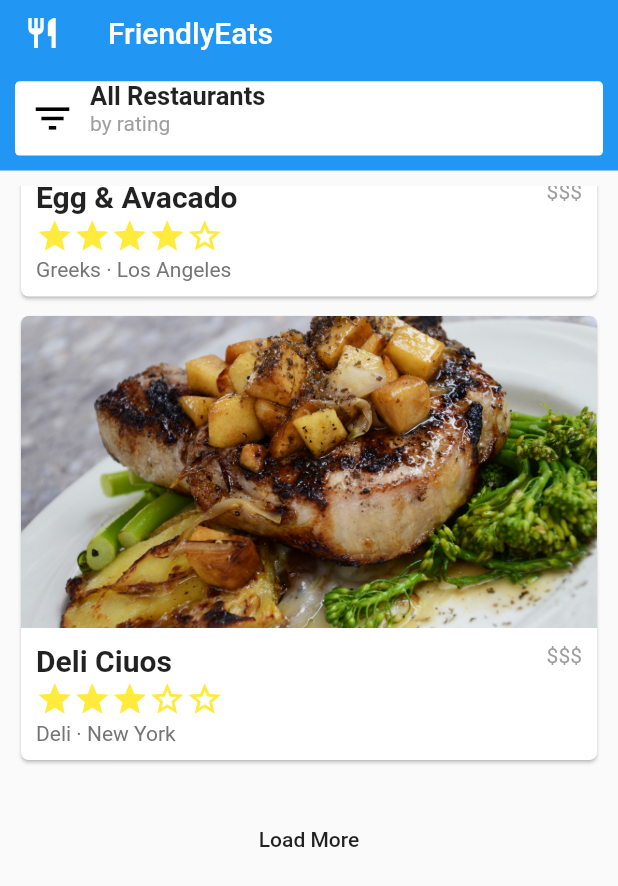
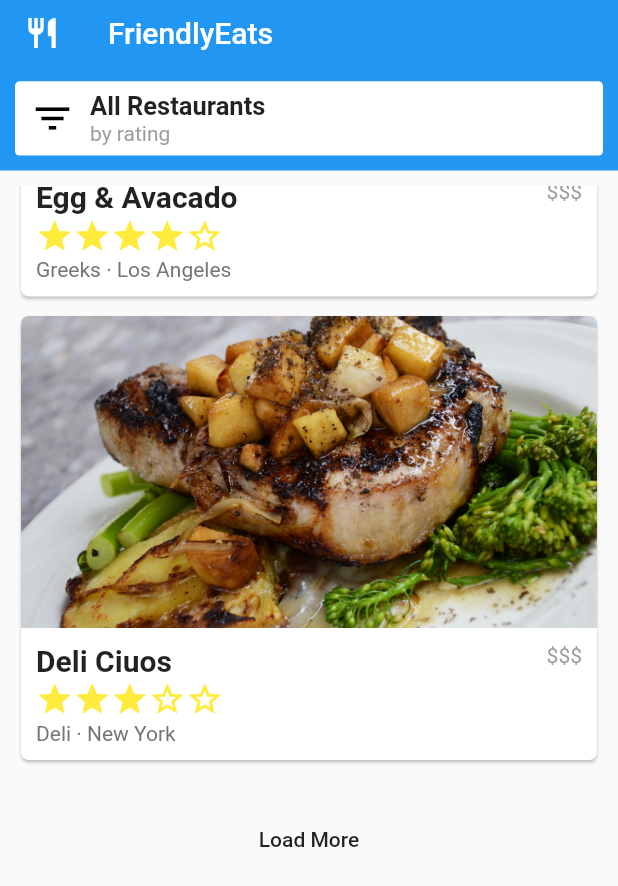
Before and after one commit to Sanjarbek-Olimov/FriendlyEats_Exam_Module_4_5, a Flutter app: the screen it shows after launch, scrolled down 1462 dp, on a phone screen of 412 x 824 dp. Shown: the top 886 px of the screen. Run offline on Flutter 3.47's test engine with Material 2 defaults, Android fonts, the phone set to English and light mode, and no system bars; drawn by our look-alikes of flutter_rating_bar.

Commit message:
Initial commit

```diff
--- a/lib/home_page.dart
+++ b/lib/home_page.dart
@@ -186,7 +186,7 @@ class _HomePageState extends State<HomePage> {
                                 style: TextStyle(
                                     fontWeight: FontWeight.bold, fontSize: 17),
                               ),
-                              Expanded(child: Text(
+                              FittedBox(child: Text(
                                 "by rating",
                                 style: TextStyle(color: Colors.grey),
                               ))
```
